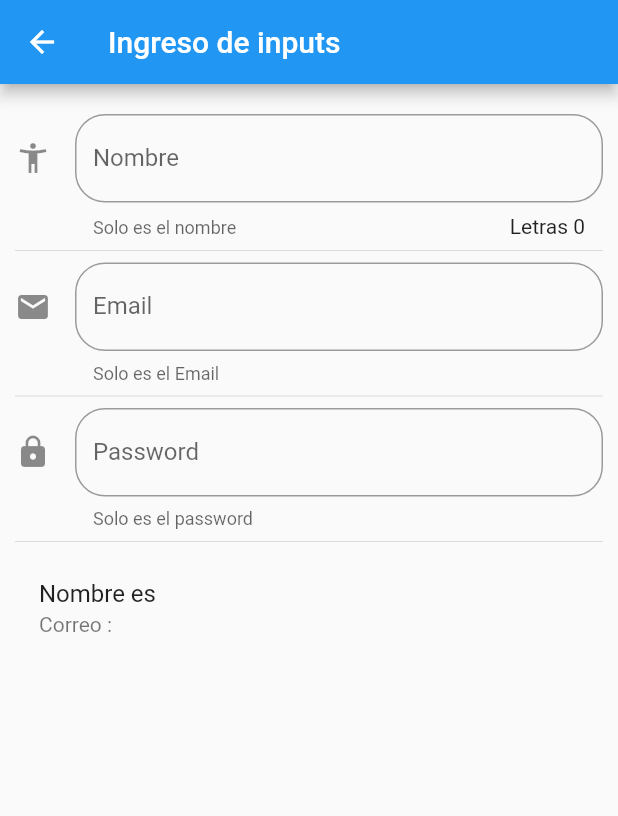
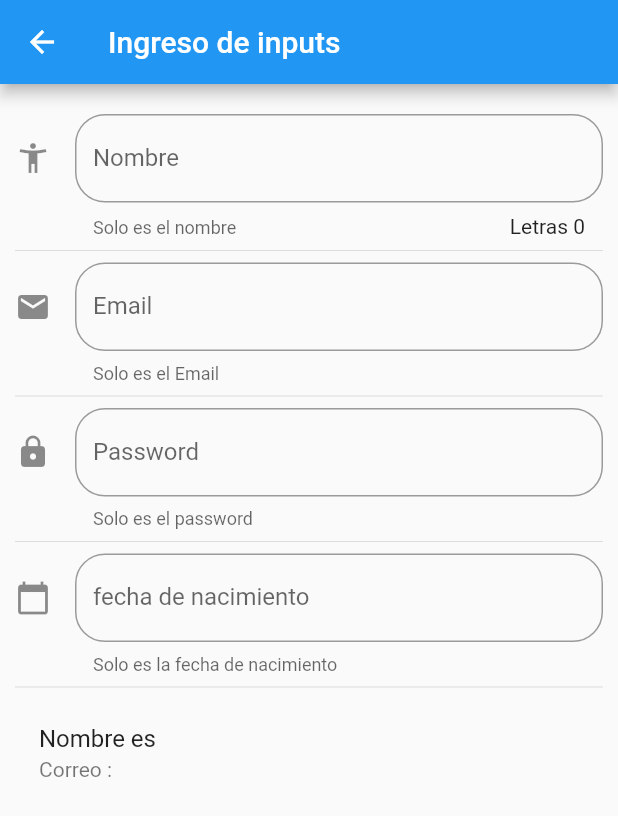
Before and after one commit to eniliosarcos/flutter_componentes, a Flutter app: the InputsPage screen opened by its route, on a phone screen of 412 x 824 dp. Shown: the top 816 px of the screen. Run offline on Flutter 3.47's test engine with Material 2 defaults, Android fonts, the phone set to English and light mode, and no system bars.

Commit message:
class 81 datepicker

```diff
--- a/lib/src/pages/inputs_page.dart
+++ b/lib/src/pages/inputs_page.dart
@@ -9,6 +9,10 @@ class _InputsPageState extends State<InputsPage> {
 
   String _nombre = '';
   String _email = '';
+  String _fecha = '';
+
+  TextEditingController _inputFieldDateController = new TextEditingController();
+
   @override
   Widget build(BuildContext context) {
 
@@ -24,6 +28,8 @@ class _InputsPageState extends State<InputsPage> {
             _crearEmail(),
             Divider(),
             _crearPassword(),
+            Divider(),
+            _crearFecha(context),
             Divider(),
             _crearPersona()
         ],
@@ -59,7 +65,7 @@ class _InputsPageState extends State<InputsPage> {
     );
   }
 
-  _crearEmail() {
+  Widget _crearEmail() {
     return TextField(
       keyboardType: TextInputType.emailAddress,
       decoration:  InputDecoration(
@@ -79,7 +85,7 @@ class _InputsPageState extends State<InputsPage> {
     );
   }
 
-  _crearPassword() {
+  Widget _crearPassword() {
     return TextField(
       obscureText: true,
       decoration:  InputDecoration(
@@ -98,4 +104,42 @@ class _InputsPageState extends State<InputsPage> {
       },
     );
   }
+
+  Widget _crearFecha(BuildContext context) {
+    return TextField(
+      enableInteractiveSelection: false,
+      controller: _inputFieldDateController,
+      decoration:  InputDecoration(
+        border: OutlineInputBorder(
+          borderRadius: BorderRadius.circular(20.0)
+        ),
+        hintText: 'Fecha de nacimiento de la persona',
+        labelText: 'fecha de nacimiento',
+        helperText: 'Solo es la fecha de nacimiento',
+        icon: Icon(Icons.calendar_today),
+      ),
+      onTap: (){
+        FocusScope.of(context).requestFocus(new FocusNode());
+        _selectDate(context);
+      },
+    );
+  }
+
+  _selectDate(BuildContext context) async {
+
+      DateTime picked = await showDatePicker(
+      context: context,
+      initialDate:  new DateTime.now(),
+      firstDate: new DateTime(2018),
+      lastDate: new DateTime(2025),
+    );
+
+    if(picked != null)
+    {
+      setState(() {
+       _fecha = picked.toString();
+       _inputFieldDateController.text = _fecha;
+      });
+    }
+  }
 }
```
